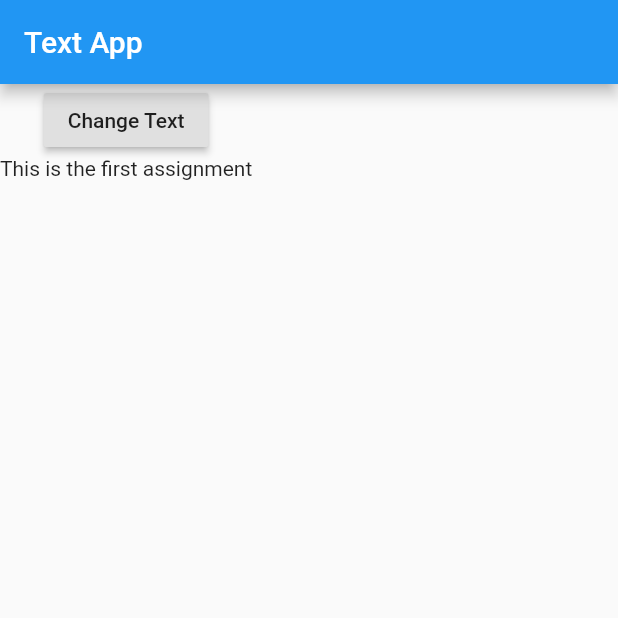
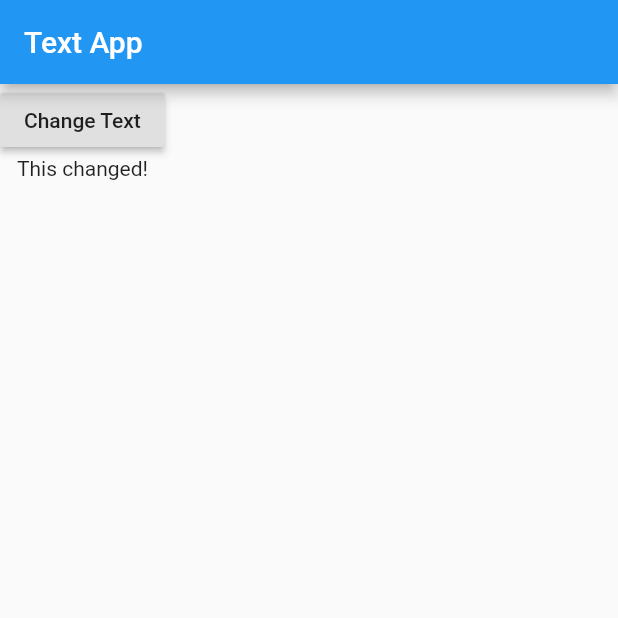
Before and after one commit to damirbar/flutter_course_udemy, a Flutter app: the screen it shows after launch, after a tap on "Change Text", on a phone screen of 412 x 824 dp, the top half of it. Run offline on Flutter 3.47's test engine with Material 2 defaults, Android fonts, the phone set to English and light mode, and no system bars.

Commit message:
Assignment 2

```diff
--- a/lib/main.dart
+++ b/lib/main.dart
@@ -6,7 +6,17 @@ import 'package:flutter/material.dart';
 
 void main() => runApp(TextApp());
 
-class TextApp extends StatelessWidget {
+class TextApp extends StatefulWidget {
+  @override
+  State<StatefulWidget> createState() {
+    return _TextAppState();
+  }
+}
+
+class _TextAppState extends State<TextApp> {
+
+  String _mainText = 'This is the first assignment';
+
   @override
   Widget build(BuildContext context) {
     return MaterialApp(
@@ -17,10 +27,14 @@ class TextApp extends StatelessWidget {
         body: Column(
           children: [
             RaisedButton(
-              onPressed: () {},
+              onPressed: () {
+                setState(() {
+                  _mainText = 'This changed!';
+                });
+              },
               child: Text('Change Text'),
             ),
-            Text('This is the first assignment')
+            Text(_mainText)
             ],
         )
       )
```
